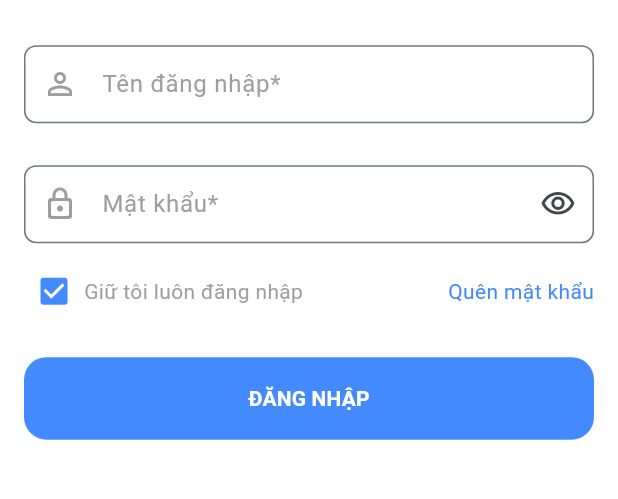
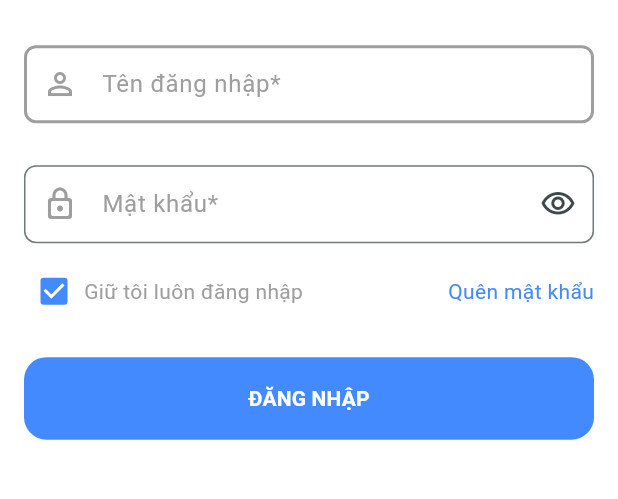
Before and after one commit to NgHaiPhuong/demo_1office, a Flutter app: the screen it shows after launch, on a phone screen of 412 x 824 dp, the part 333-832 px from its top. Run offline on Flutter 3.47's test engine with Material 3 defaults, Android fonts, the light colour scheme and no system bars; drawn by our look-alikes of dropdown_button2; our stand-ins replace flutter_bloc.

Commit message:
create custom_text_field

```diff
--- a/lib/core/custom_text_field.dart
+++ b/lib/core/custom_text_field.dart
@@ -1,11 +1,28 @@
-
 import 'package:flutter/material.dart';
 
-class CustomTextField {
+class CustomTextField extends StatelessWidget {
+  final bool isNameKey;
+  final bool isObscureText;
+  final TextEditingController? controller;
+  final void Function(String)? onChanged;
+  final String? Function(String?)? validator;
 
-  Widget _buildTextField(BuildContext context, bool isNameKey, bool isVisibily) {
+  const CustomTextField({
+    super.key,
+    this.isNameKey = true,
+    this.isObscureText = false,
+    this.controller,
+    this.onChanged,
+    this.validator,
+  });
+
+  @override
+  Widget build(BuildContext context) {
     return TextFormField(
-      validator: (value) {
+      controller: controller,
+      onChanged: onChanged,
+      obscureText: isObscureText,
+      validator: validator ?? (value) {
         if (value == null || value.trim().isEmpty) {
           return "Vui lòng điền vào trường này";
         }
@@ -13,26 +30,24 @@ class CustomTextField {
       },
       decoration: InputDecoration(
         labelText: isNameKey ? "Tên đăng nhập*" : "Mật khẩu*",
-        labelStyle: TextStyle(color: Colors.grey),
-        prefixIcon: isNameKey
-            ? Icon(Icons.person_outline_sharp, color: Colors.grey)
-            : Icon(Icons.lock_outline_rounded, color: Colors.grey),
-        hintStyle: TextStyle(color: Colors.grey),
-        contentPadding: EdgeInsets.symmetric(vertical: 14, horizontal: 21),
+        labelStyle: const TextStyle(color: Colors.grey),
+        prefixIcon: Icon(
+          isNameKey ? Icons.person_outline_sharp : Icons.lock_outline_rounded,
+          color: Colors.grey,
+        ),
+        hintStyle: const TextStyle(color: Colors.grey),
+        contentPadding: const EdgeInsets.symmetric(vertical: 14, horizontal: 21),
         border: OutlineInputBorder(
           borderRadius: BorderRadius.circular(8),
-          borderSide: BorderSide(color: Colors.grey, width: 2),
+          borderSide: const BorderSide(color: Colors.grey, width: 2),
         ),
         focusedBorder: OutlineInputBorder(
           borderRadius: BorderRadius.circular(8),
-          borderSide: BorderSide(color: Colors.blueAccent, width: 2),
+          borderSide: const BorderSide(color: Colors.blueAccent, width: 2),
         ),
-        suffixIcon: isNameKey
-            ? SizedBox()
-            : IconButton(
-          icon: isVisibily
-              ? Icon(Icons.visibility_outlined)
-              : Icon(Icons.visibility_off_outlined),
+        enabledBorder: OutlineInputBorder(
+          borderRadius: BorderRadius.circular(8),
+          borderSide: const BorderSide(color: Colors.grey, width: 2),
         ),
       ),
     );
--- a/lib/features/presentation/log_in/screen/log_in_page.dart
+++ b/lib/features/presentation/log_in/screen/log_in_page.dart
@@ -4,6 +4,7 @@ import 'package:dropdown_button2/dropdown_button2.dart';
 import 'package:flutter/material.dart';
 import 'package:flutter_bloc/flutter_bloc.dart';
 
+import '../../../../core/custom_text_field.dart';
 import '../bloc/log_in_bloc.dart';
 
 class LogInPage extends StatefulWidget {
@@ -50,7 +51,7 @@ class _LogInPageState extends State<LogInPage> {
                         ),
                       ),
                     ),
-                    _buildTextField(context, true),
+                    CustomTextField(),
                     SizedBox(height: 28),
                     _buildTextField(context, false),
                     SizedBox(height: 12),
```
